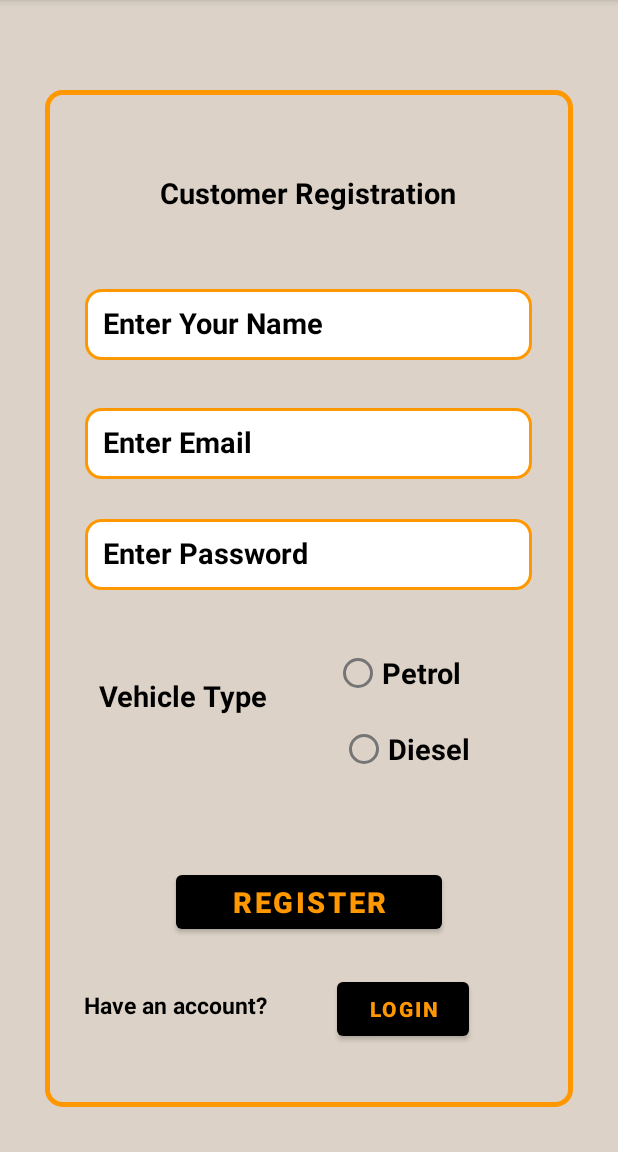
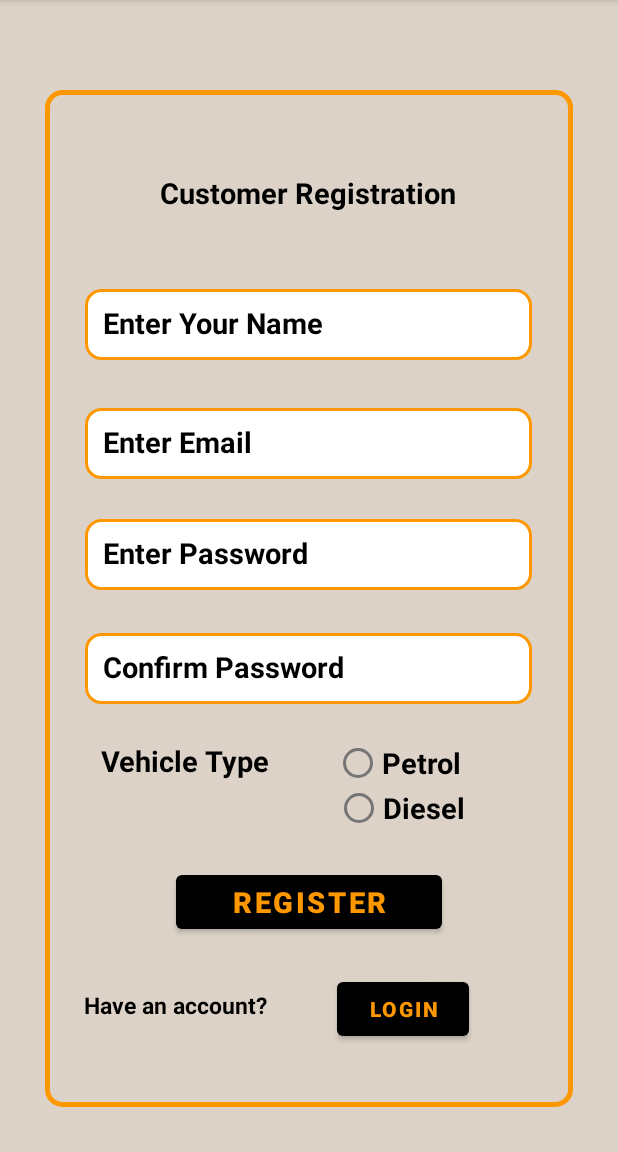
Before and after one commit to aparna-jay/FuelQueueManagementClient, an Android app: the CustomerRegistrationActivity screen opened directly, with no data from a screen before it, on a phone screen of 412 x 824 dp, the part 84-1236 px from its top. Run offline under Robolectric (Android 15) with nearby library versions, the phone set to English and light mode, and no system bars.

Commit message:
Customer Registration

```diff
--- a/app/build.gradle
+++ b/app/build.gradle
@@ -14,6 +14,7 @@ android {
         versionName "1.0"
 
         testInstrumentationRunner "androidx.test.runner.AndroidJUnitRunner"
+        vectorDrawables.useSupportLibrary = true
     }
 
     buildTypes {
--- a/app/src/main/java/com/example/fuelqueuemanagement/CustomerRegistrationActivity.java
+++ b/app/src/main/java/com/example/fuelqueuemanagement/CustomerRegistrationActivity.java
@@ -2,13 +2,83 @@ package com.example.fuelqueuemanagement;
 
 import androidx.appcompat.app.AppCompatActivity;
 
+import android.content.Intent;
 import android.os.Bundle;
+import android.view.View;
+import android.widget.Button;
+import android.widget.CheckBox;
+import android.widget.EditText;
+import android.widget.TextView;
+import android.widget.Toast;
+
+import com.example.fuelqueuemanagement.database.customerDBHelper;
+import com.example.fuelqueuemanagement.database.customerModel;
 
 public class CustomerRegistrationActivity extends AppCompatActivity {
+
+    Button register, login;
+    EditText username, customerEmail, password, confirmPassword;
+    private customerDBHelper cDbHelper;
+    private customerModel customermodel;
 
     @Override
     protected void onCreate(Bundle savedInstanceState) {
         super.onCreate(savedInstanceState);
         setContentView(R.layout.activity_customer_registration);
+
+        register= (Button) findViewById(R.id.addUser);
+        login= (Button) findViewById(R.id.login);
+        cDbHelper = new customerDBHelper(CustomerRegistrationActivity.this);
+        customermodel = new customerModel();
+
+        username = (EditText) findViewById(R.id.username);
+        customerEmail = (EditText) findViewById(R.id.customerEmail);
+        password = (EditText) findViewById(R.id.password);
+        confirmPassword = (EditText) findViewById(R.id.confirmPassword);
+
+        login.setOnClickListener(new View.OnClickListener() {
+            @Override
+            public void onClick(View view) {
+                Intent intent = new Intent(getApplicationContext(), LoginActivity.class);
+                startActivity(intent);
+            }
+        });
+
+        register.setOnClickListener(new View.OnClickListener() {
+            @Override
+            public void onClick(View view) {
+                AddUser();
+            }
+        });
     }
+
+    private void AddUser() {
+        String value1 = password.getText().toString().trim();
+        String value2 = confirmPassword.getText().toString().trim();
+        if (!value1.contentEquals(value2)) {
+            Toast.makeText(CustomerRegistrationActivity.this, "Passwords Do Not Match", Toast.LENGTH_SHORT).show();
+        }
+        else if (!cDbHelper.checkEmailExists(customerEmail.getText().toString().trim())) {
+            String vehicleType = "Petrol";
+            customermodel.setName(username.getText().toString().trim());
+            customermodel.setEmail(customerEmail.getText().toString().trim());
+            customermodel.setPassword(password.getText().toString().trim());
+            customermodel.setVehicleType(vehicleType);
+            cDbHelper.addCustomer(customermodel);
+            // Snack Bar to show success message that record saved successfully
+            Toast.makeText(CustomerRegistrationActivity.this, "Registered Successfully", Toast.LENGTH_SHORT).show();
+            emptyInputEditText();
+        } else {
+            // Snack Bar to show error message that record already exists
+            Toast.makeText(CustomerRegistrationActivity.this, "Email already exists", Toast.LENGTH_SHORT).show();
+        }
+    }
+
+    private void emptyInputEditText() {
+        username.setText(null);
+        customerEmail.setText(null);
+        password.setText(null);
+        confirmPassword.setText(null);
+    }
+
 }
--- /dev/null
+++ b/app/src/main/res/drawable/ic_baseline_email_24.xml
@@ -0,0 +1,5 @@
+<vector android:height="24dp" android:tint="#312A2A"
+    android:viewportHeight="24" android:viewportWidth="24"
+    android:width="24dp" xmlns:android="http://schemas.android.com/apk/res/android">
+    <path android:fillColor="@android:color/white" android:pathData="M20,4L4,4c-1.1,0 -1.99,0.9 -1.99,2L2,18c0,1.1 0.9,2 2,2h16c1.1,0 2,-0.9 2,-2L22,6c0,-1.1 -0.9,-2 -2,-2zM20,8l-8,5 -8,-5L4,6l8,5 8,-5v2z"/>
+</vector>
--- /dev/null
+++ b/app/src/main/res/drawable/ic_baseline_location_on_24.xml
@@ -0,0 +1,5 @@
+<vector android:height="24dp" android:tint="#312A2A"
+    android:viewportHeight="24" android:viewportWidth="24"
+    android:width="24dp" xmlns:android="http://schemas.android.com/apk/res/android">
+    <path android:fillColor="@android:color/white" android:pathData="M12,2C8.13,2 5,5.13 5,9c0,5.25 7,13 7,13s7,-7.75 7,-13c0,-3.87 -3.13,-7 -7,-7zM12,11.5c-1.38,0 -2.5,-1.12 -2.5,-2.5s1.12,-2.5 2.5,-2.5 2.5,1.12 2.5,2.5 -1.12,2.5 -2.5,2.5z"/>
+</vector>
--- a/app/src/main/res/layout/activity_customer_registration.xml
+++ b/app/src/main/res/layout/activity_customer_registration.xml
@@ -41,6 +41,27 @@
         app:layout_constraintStart_toStartOf="parent"
         app:layout_constraintTop_toTopOf="parent"
         app:layout_constraintVertical_bias="0.48" />
+
+
+    <EditText
+        android:id="@+id/confirmPassword"
+        android:layout_width="298dp"
+        android:layout_height="47dp"
+        android:background="@drawable/rounded_corners"
+        android:ems="10"
+        android:hint="Confirm Password"
+        android:inputType="textPassword"
+        android:padding="12dp"
+        android:textColor="@color/black"
+        android:textColorHint="#000000"
+        android:textSize="19sp"
+        android:textStyle="bold"
+        app:layout_constraintBottom_toBottomOf="parent"
+        app:layout_constraintEnd_toEndOf="parent"
+        app:layout_constraintHorizontal_bias="0.495"
+        app:layout_constraintStart_toStartOf="parent"
+        app:layout_constraintTop_toTopOf="parent"
+        app:layout_constraintVertical_bias="0.586" />
 
     <EditText
         android:id="@+id/username"
@@ -97,7 +118,7 @@
         app:layout_constraintVertical_bias="0.802" />
 
     <TextView
-        android:id="@+id/textView9"
+        android:id="@+id/textView10"
         android:layout_width="126dp"
         android:layout_height="38dp"
         android:text="Have an account?"
@@ -155,7 +176,7 @@
         app:layout_constraintHorizontal_bias="0.682"
         app:layout_constraintStart_toStartOf="parent"
         app:layout_constraintTop_toTopOf="parent"
-        app:layout_constraintVertical_bias="0.59" />
+        app:layout_constraintVertical_bias="0.673" />
 
     <RadioButton
         android:id="@+id/radioButton3"
@@ -167,10 +188,10 @@
         android:textStyle="bold"
         app:layout_constraintBottom_toBottomOf="parent"
         app:layout_constraintEnd_toEndOf="parent"
-        app:layout_constraintHorizontal_bias="0.696"
+        app:layout_constraintHorizontal_bias="0.687"
         app:layout_constraintStart_toStartOf="parent"
         app:layout_constraintTop_toTopOf="parent"
-        app:layout_constraintVertical_bias="0.66" />
+        app:layout_constraintVertical_bias="0.715" />
 
     <TextView
         android:id="@+id/textView9"
@@ -182,10 +203,10 @@
         android:textStyle="bold"
         app:layout_constraintBottom_toBottomOf="parent"
         app:layout_constraintEnd_toEndOf="parent"
-        app:layout_constraintHorizontal_bias="0.231"
+        app:layout_constraintHorizontal_bias="0.235"
         app:layout_constraintStart_toStartOf="parent"
         app:layout_constraintTop_toTopOf="parent"
-        app:layout_constraintVertical_bias="0.617" />
+        app:layout_constraintVertical_bias="0.677" />
 
 
 </androidx.constraintlayout.widget.ConstraintLayout>
```
Also changed, not shown: app/src/main/java/com/example/fuelqueuemanagement/database/customerDBHelper.java (+18 -19 lines), app/src/main/res/layout/activity_filling_station_profile.xml (+20 -0 lines).
